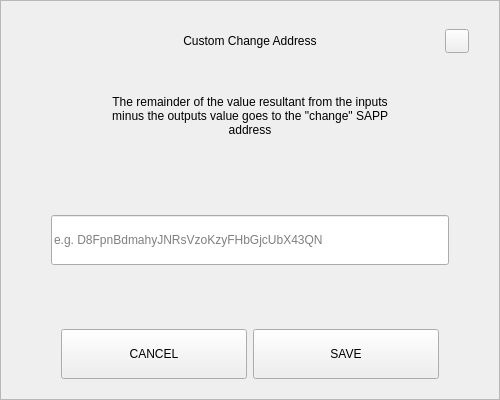
Qt form src/qt/pivx/forms/sendchangeaddressdialog.ui (decenomy/SAPP) before a commit.
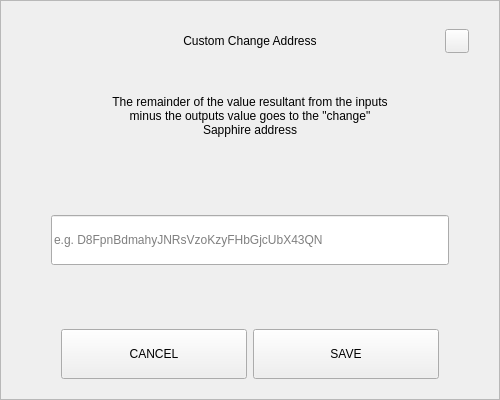
The same form after that commit.

What changed in the file:
```diff
--- a/src/qt/pivx/forms/sendchangeaddressdialog.ui
+++ b/src/qt/pivx/forms/sendchangeaddressdialog.ui
@@ -164,7 +164,7 @@
          </size>
         </property>
         <property name="text">
-         <string>The remainder of the value resultant from the inputs minus the outputs value goes to the &quot;change&quot; SAPP address</string>
+         <string>The remainder of the value resultant from the inputs minus the outputs value goes to the &quot;change&quot; Sapphire address</string>
         </property>
         <property name="alignment">
          <set>Qt::AlignCenter</set>
```
